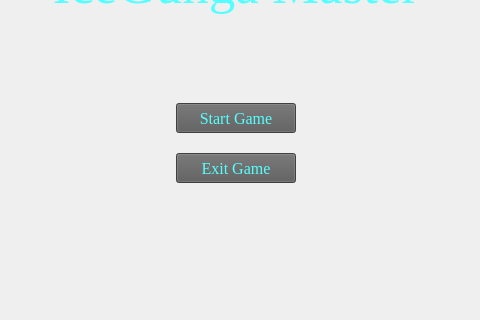
Above: mainwindow.ui from seojungood/Icecream-make-tutorial before the change; both pictures show x 164 to 644 and y 147 to 467 of the 800 by 621 pixel window. Below: the same form after it.
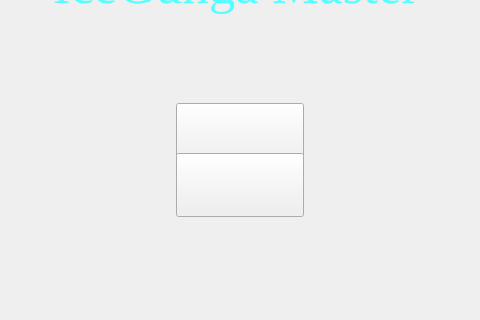
That is the form after the change. The open tabs and pages were chosen to show the change. Custom widgets are drawn as their Qt base class.

Commit message: Added icons for start screen buttons and chill screen button.

Patch:
```diff
--- a/mainwindow.ui
+++ b/mainwindow.ui
@@ -60,8 +60,8 @@
        <rect>
         <x>340</x>
         <y>250</y>
-        <width>120</width>
-        <height>30</height>
+        <width>128</width>
+        <height>64</height>
        </rect>
       </property>
       <property name="font">
@@ -71,11 +71,10 @@
        </font>
       </property>
       <property name="styleSheet">
-       <string notr="true">color: rgb(85, 255, 255);
-background-color: rgb(90, 90, 90);</string>
+       <string notr="true">background-color: &quot;transparent&quot;</string>
       </property>
       <property name="text">
-       <string>Start Game</string>
+       <string/>
       </property>
      </widget>
      <widget class="QPushButton" name="exitGameButton">
@@ -83,8 +82,8 @@
        <rect>
         <x>340</x>
         <y>300</y>
-        <width>120</width>
-        <height>30</height>
+        <width>128</width>
+        <height>64</height>
        </rect>
       </property>
       <property name="font">
@@ -94,11 +93,10 @@
        </font>
       </property>
       <property name="styleSheet">
-       <string notr="true">color: rgb(85, 255, 255);
-background-color: rgb(90, 90, 90);</string>
+       <string notr="true">background-color: &quot;transparent&quot;</string>
       </property>
       <property name="text">
-       <string>Exit Game</string>
+       <string/>
       </property>
      </widget>
      <widget class="QLabel" name="titleScreenLabel">
```
Left out of the diff: 13 changed lines with no effect on the pictures. The commit also changes 5 other files.
